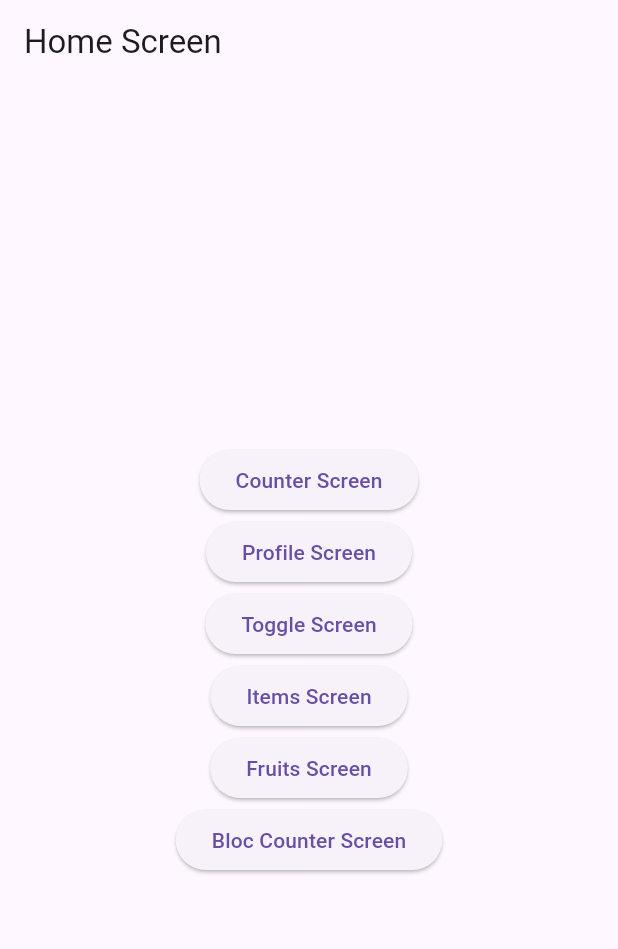
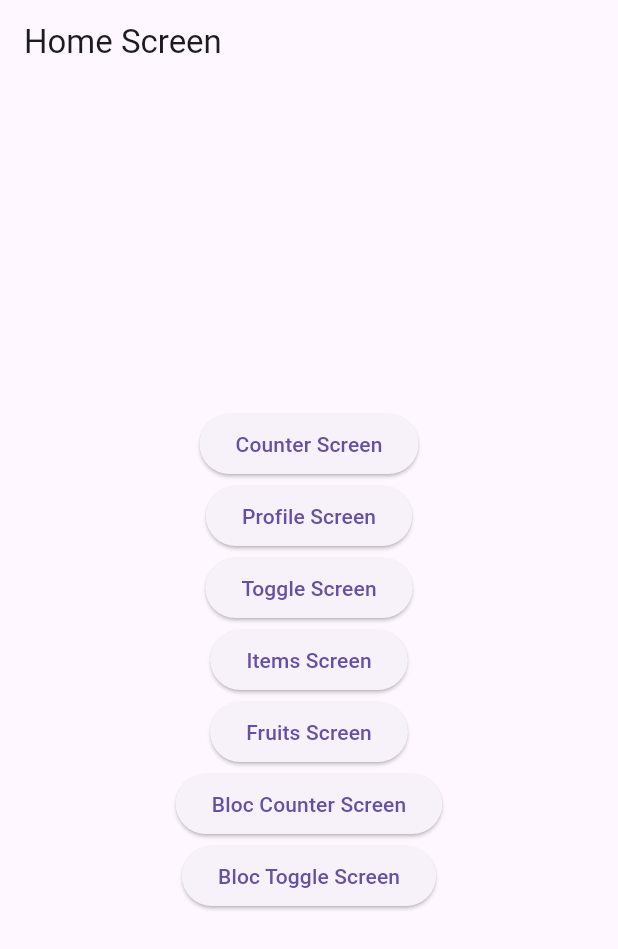
Before and after one commit to asib-research/flutter_bloc_mastery, a Flutter app: the screen it shows after launch, on a phone screen of 412 x 824 dp. Shown: the top 949 px of the screen. Run offline on Flutter 3.47's test engine with Material 3 defaults, Android fonts, the phone set to English and light mode, and no system bars; our stand-ins replace flutter_bloc.

Commit message:
feat: add Toggle BLoC with animated UI — step 2 - Implemented boolean ToggleBloc with ToggleSwitchEvent - Added animated light container in UI - Included exercises to practice event-driven state changes

```diff
--- a/lib/app/flutter_bloc_mastery.dart
+++ b/lib/app/flutter_bloc_mastery.dart
@@ -4,6 +4,7 @@ import 'package:flutter_bloc_mastery/cubits/counter_cubit.dart';
 import 'package:flutter_bloc_mastery/cubits/profile_cubit.dart';
 import 'package:flutter_bloc_mastery/cubits/toggle_cubit.dart';
 import 'package:flutter_bloc_mastery/features/bloc/counter_with_bloc/blocs/counter_bloc.dart';
+import 'package:flutter_bloc_mastery/features/bloc/counter_with_bloc/blocs/toggle_bloc.dart';
 import 'package:flutter_bloc_mastery/screens/home_screen.dart';
 import 'package:flutter_bloc_mastery/cubits/items_cubit.dart';
 
@@ -18,6 +19,7 @@ class FlutterBlocMastery extends StatelessWidget {
       BlocProvider(create: (_)=> ToggleCubit()),
       BlocProvider(create: (_)=> ItemsCubit()..fetchItems()),
       BlocProvider(create: (_)=> CounterBloc()),
+      BlocProvider(create: (_)=> ToggleBloc()),
     ], child: MaterialApp(
       home: HomeScreen(),
     ));
--- a/lib/features/bloc/counter_with_bloc/blocs/counter_bloc.dart
+++ b/lib/features/bloc/counter_with_bloc/blocs/counter_bloc.dart
@@ -1,5 +1,5 @@
 import 'package:flutter_bloc/flutter_bloc.dart';
-import 'package:flutter_bloc_mastery/features/bloc/counter_with_bloc/events/counter_events.dart';
+import 'package:flutter_bloc_mastery/features/bloc/counter_with_bloc/events/counter_event.dart';
 import 'package:flutter_bloc_mastery/features/bloc/counter_with_bloc/states/counter_state.dart';
 
 class CounterBloc extends Bloc<CounterEvent, CounterState> {
--- /dev/null
+++ b/lib/features/bloc/counter_with_bloc/blocs/toggle_bloc.dart
@@ -0,0 +1,12 @@
+import 'package:flutter_bloc/flutter_bloc.dart';
+import 'package:flutter_bloc_mastery/features/bloc/counter_with_bloc/events/toggle_event.dart';
+import 'package:flutter_bloc_mastery/features/bloc/counter_with_bloc/states/toggle_state.dart';
+
+class ToggleBloc extends Bloc<ToggleEvent, ToggleState> {
+  ToggleBloc() : super(ToggleState(false)) {
+    on<ToggleSwitchEvent>((event, emit) {
+      final current = state.isOn;
+      emit(ToggleState(!current));
+    });
+  }
+}
--- /dev/null
+++ b/lib/features/bloc/counter_with_bloc/events/toggle_event.dart
@@ -0,0 +1,3 @@
+abstract class ToggleEvent{}
+
+class ToggleSwitchEvent implements ToggleEvent{}
--- /dev/null
+++ b/lib/features/bloc/counter_with_bloc/states/toggle_state.dart
@@ -0,0 +1,5 @@
+class ToggleState {
+  final bool isOn;
+
+  ToggleState(this.isOn);
+}
--- a/lib/screens/home_screen.dart
+++ b/lib/screens/home_screen.dart
@@ -1,5 +1,6 @@
 import 'package:flutter/material.dart';
 import 'package:flutter_bloc_mastery/features/bloc/counter_with_bloc/screens/bloc_counter_screen.dart';
+import 'package:flutter_bloc_mastery/features/bloc/counter_with_bloc/screens/bloc_toggle_screen.dart';
 import 'package:flutter_bloc_mastery/features/fruites/presentations/screens/fruits_screen.dart';
 import 'package:flutter_bloc_mastery/screens/counter_screen.dart';
 import 'package:flutter_bloc_mastery/screens/items_screen.dart';
@@ -45,6 +46,10 @@ class HomeScreen extends StatelessWidget {
               Navigator.push(context, MaterialPageRoute(builder: (context)=> BlocCounterScreen()));
             }, child: Text("Bloc Counter Screen")),
 
+            ElevatedButton(onPressed: (){
+              Navigator.push(context, MaterialPageRoute(builder: (context)=> BlocToggleScreen()));
+            }, child: Text("Bloc Toggle Screen")),
+
           ],
         ),
       ),
--- a/lib/screens/profile_screen.dart
+++ b/lib/screens/profile_screen.dart
@@ -36,6 +36,7 @@ class ProfileScreen extends StatelessWidget {
               mainAxisAlignment: MainAxisAlignment.center,
               children: [
                 FloatingActionButton(
+                  heroTag: null,
                   onPressed: () {
                     context.read<ProfileCubit>().setName(name: "Samy");
                   },
@@ -43,6 +44,7 @@ class ProfileScreen extends StatelessWidget {
                 ),
                 SizedBox(width: 16),
                 FloatingActionButton(
+                  heroTag: null,
                   onPressed: () {
                     context.read<ProfileCubit>().haveBirthday();
                   },
```
Also changed, not shown: lib/features/bloc/counter_with_bloc/screens/bloc_counter_screen.dart (+10 -4 lines), lib/features/bloc/counter_with_bloc/screens/bloc_toggle_screen.dart (added, +46 -0 lines), lib/screens/counter_screen.dart (+9 -3 lines), lib/features/bloc/counter_with_bloc/events/counter_event.dart (renamed from lib/features/bloc/counter_with_bloc/events/counter_events.dart).
